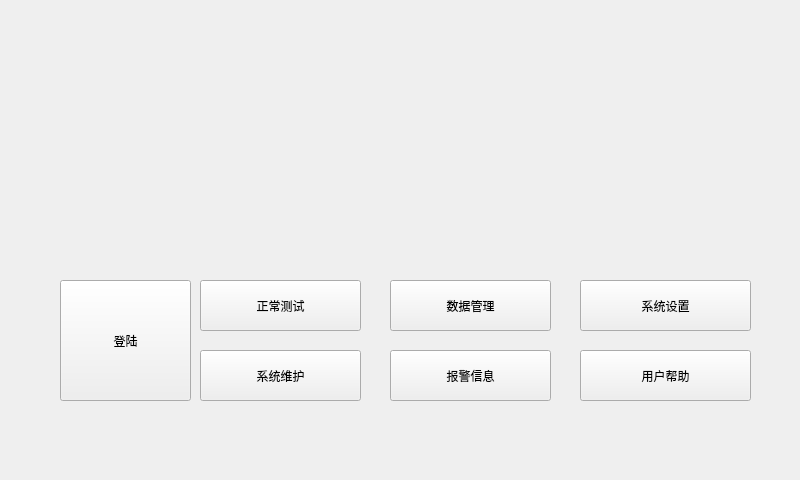
First picture: the form in E92Plc/src/Designer/only/mainwindow.ui, repository xsswust/E9, before the edit.
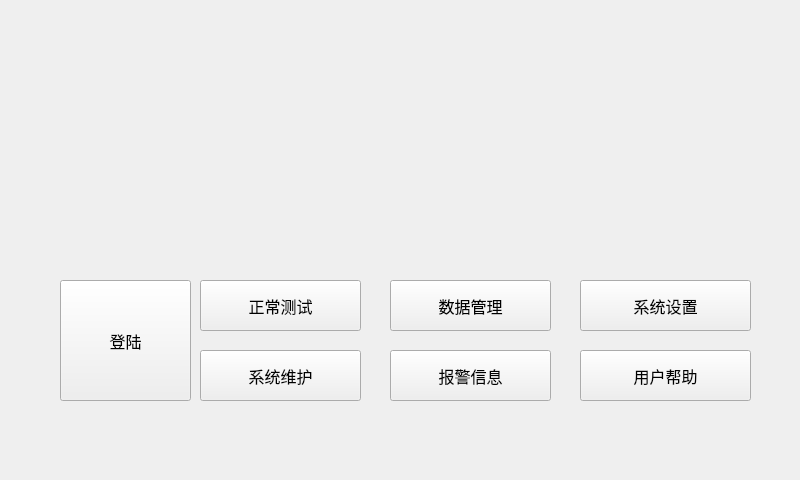
Second picture: the form after the edit. Icons and pictures are not drawn.

```diff
--- a/E92Plc/src/Designer/only/mainwindow.ui
+++ b/E92Plc/src/Designer/only/mainwindow.ui
@@ -41,6 +41,12 @@
       <height>51</height>
      </rect>
     </property>
+    <property name="font">
+     <font>
+      <family>Agency FB</family>
+      <pointsize>12</pointsize>
+     </font>
+    </property>
     <property name="styleSheet">
      <string notr="true">background-image: url(:/image/image/button_key_num.png);
 border-image: url(:/image/image/button_key_num.png);</string>
@@ -58,6 +64,12 @@
       <height>51</height>
      </rect>
     </property>
+    <property name="font">
+     <font>
+      <family>Agency FB</family>
+      <pointsize>12</pointsize>
+     </font>
+    </property>
     <property name="styleSheet">
      <string notr="true">border-image: url(:/image/image/button_key_num.png);</string>
     </property>
@@ -74,6 +86,12 @@
       <height>51</height>
      </rect>
     </property>
+    <property name="font">
+     <font>
+      <family>Agency FB</family>
+      <pointsize>12</pointsize>
+     </font>
+    </property>
     <property name="styleSheet">
      <string notr="true">border-image: url(:/image/image/button_key_num.png);</string>
     </property>
@@ -90,6 +108,12 @@
       <height>51</height>
      </rect>
     </property>
+    <property name="font">
+     <font>
+      <family>Agency FB</family>
+      <pointsize>12</pointsize>
+     </font>
+    </property>
     <property name="styleSheet">
      <string notr="true">border-image: url(:/image/image/button_key_num.png);</string>
     </property>
@@ -106,6 +130,12 @@
       <height>51</height>
      </rect>
     </property>
+    <property name="font">
+     <font>
+      <family>Agency FB</family>
+      <pointsize>12</pointsize>
+     </font>
+    </property>
     <property name="styleSheet">
      <string notr="true">border-image: url(:/image/image/button_key_num.png);</string>
     </property>
@@ -122,6 +152,12 @@
       <height>51</height>
      </rect>
     </property>
+    <property name="font">
+     <font>
+      <family>Agency FB</family>
+      <pointsize>12</pointsize>
+     </font>
+    </property>
     <property name="styleSheet">
      <string notr="true">border-image: url(:/image/image/button_key_num.png);</string>
     </property>
@@ -138,6 +174,12 @@
       <height>121</height>
      </rect>
     </property>
+    <property name="font">
+     <font>
+      <family>Agency FB</family>
+      <pointsize>12</pointsize>
+     </font>
+    </property>
     <property name="styleSheet">
      <string notr="true">background-image: url(:/image/image/button_key_backenter.png);
 border-image: url(:/image/image/button_key_backenter.png);</string>
```
